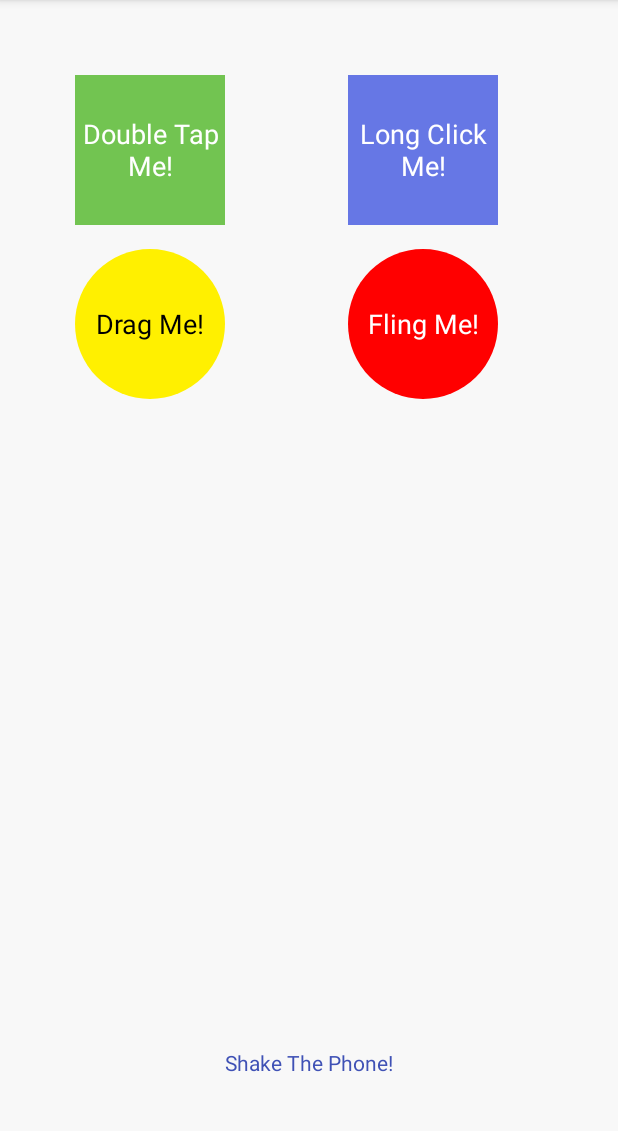
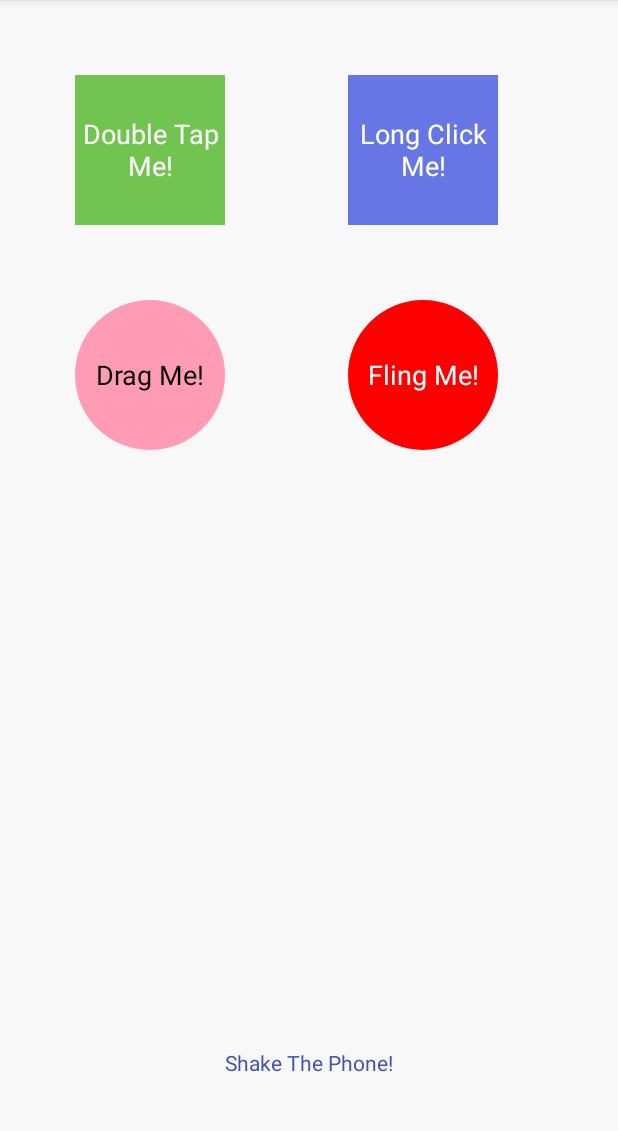
Before and after one commit to csiems/Bells-And-Whistles, an Android app: the screen it shows after launch (MainActivity), on a phone screen of 412 x 824 dp, the part 84-1215 px from its top. Run offline under Robolectric (Android 15) with nearby library versions, the phone set to English and light mode, and no system bars; our stand-ins replace ButterKnife.

Commit message:
pink pantherize it!

```diff
--- a/app/src/main/AndroidManifest.xml
+++ b/app/src/main/AndroidManifest.xml
@@ -10,7 +10,8 @@
         android:label="@string/app_name"
         android:supportsRtl="true"
         android:theme="@style/AppTheme">
-        <activity android:name=".MainActivity">
+        <activity android:name=".MainActivity"
+            android:screenOrientation="portrait">
             <intent-filter>
                 <action android:name="android.intent.action.MAIN" />
                 <category android:name="android.intent.category.LAUNCHER" />
--- a/app/src/main/res/layout/activity_main.xml
+++ b/app/src/main/res/layout/activity_main.xml
@@ -53,15 +53,17 @@
             android:layout_height="@dimen/itemSize"
             android:text="Drag Me!"
             android:id="@+id/dragTextView"
-            android:backgroundTint="#fff000"
+            android:backgroundTint="@color/colorPink"
             android:background="@drawable/circle"
             android:textSize="@dimen/shapeTextSize"
             android:textColor="#000"
-            android:layout_marginTop="@dimen/activity_vertical_margin"
             android:textAlignment="center"
             android:gravity="center_vertical"
-            android:layout_below="@id/doubleTapTextView"
-            />
+            android:layout_below="@+id/doubleTapTextView"
+            android:layout_alignParentLeft="true"
+            android:layout_marginTop="50dp"
+            android:layout_alignParentStart="true" />
+
         <TextView
             android:layout_width="@dimen/itemSize"
             android:layout_height="@dimen/itemSize"
@@ -73,7 +75,8 @@
             android:textColor="#fff"
             android:textAlignment="center"
             android:gravity="center_vertical"
-            android:layout_alignTop="@+id/dragTextView"
+            android:layout_below="@+id/longTapTextView"
+            android:layout_marginTop="50dp"
             android:layout_alignLeft="@+id/longTapTextView"
             android:layout_alignStart="@+id/longTapTextView" />
 
--- a/app/src/main/res/values-w600dp/dimens.xml
+++ b/app/src/main/res/values-w600dp/dimens.xml
@@ -2,4 +2,5 @@
 <resources>
     <dimen name="itemSize">150dp</dimen>
     <dimen name="shapeTextSize">24dp</dimen>
+    <integer name="dropSize">740</integer>
 </resources>
--- a/app/src/main/res/values-w820dp/dimens.xml
+++ b/app/src/main/res/values-w820dp/dimens.xml
@@ -3,6 +3,7 @@
          (such as screen margins) for screens with more than 820dp of available width. This
          would include 7" and 10" devices in landscape (~960dp and ~1280dp respectively). -->
     <dimen name="activity_horizontal_margin">64dp</dimen>
+    <integer name="dropSize">700</integer>
 
 
 </resources>
--- a/app/src/main/res/values/colors.xml
+++ b/app/src/main/res/values/colors.xml
@@ -4,4 +4,6 @@
     <color name="colorPrimaryDark">#6677e5</color>
     <color name="colorAccent">#FF4081</color>
     <color name="colorGrey">#F8F8F8</color>
+    <color name="colorYellow">#FFF000</color>
+    <color name="colorPink">#FF9BB5</color>
 </resources>
--- a/app/src/main/res/values/dimens.xml
+++ b/app/src/main/res/values/dimens.xml
@@ -4,4 +4,5 @@
     <dimen name="activity_vertical_margin">16dp</dimen>
     <dimen name="itemSize">100dp</dimen>
     <dimen name="shapeTextSize">18dp</dimen>
+    <integer name="dropSize">500</integer>
 </resources>
```
Also changed, not shown: app/src/main/java/com/epicodus/bellsandwhistles/MainActivity.java (+12 -10 lines), 1 other file.
